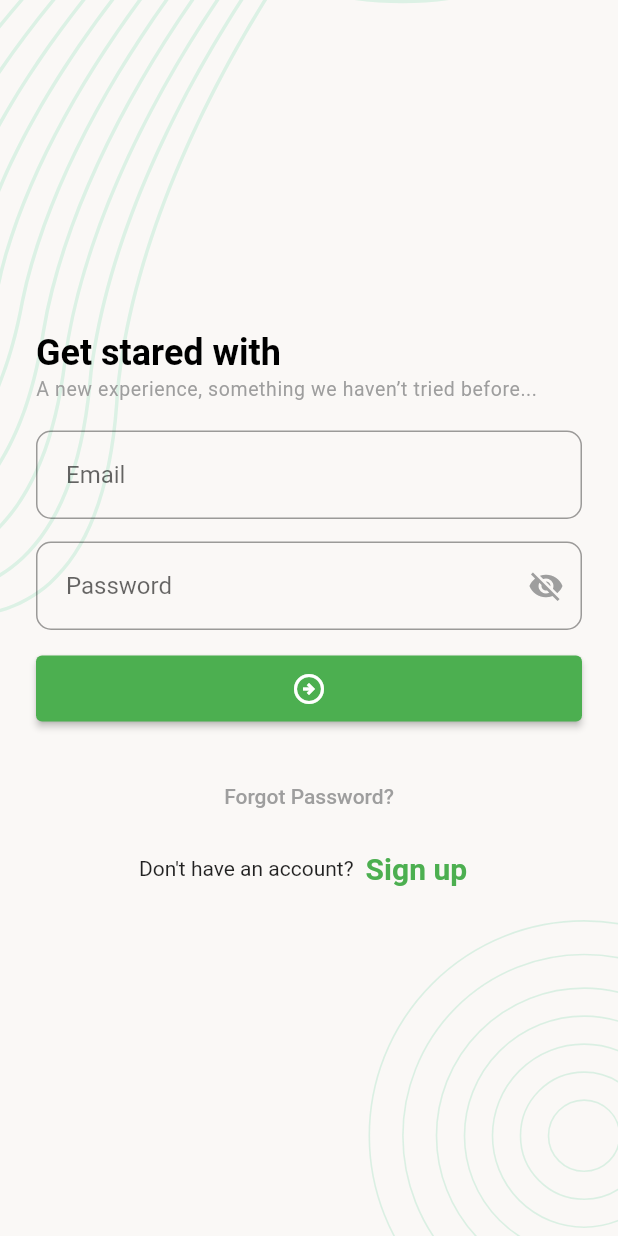
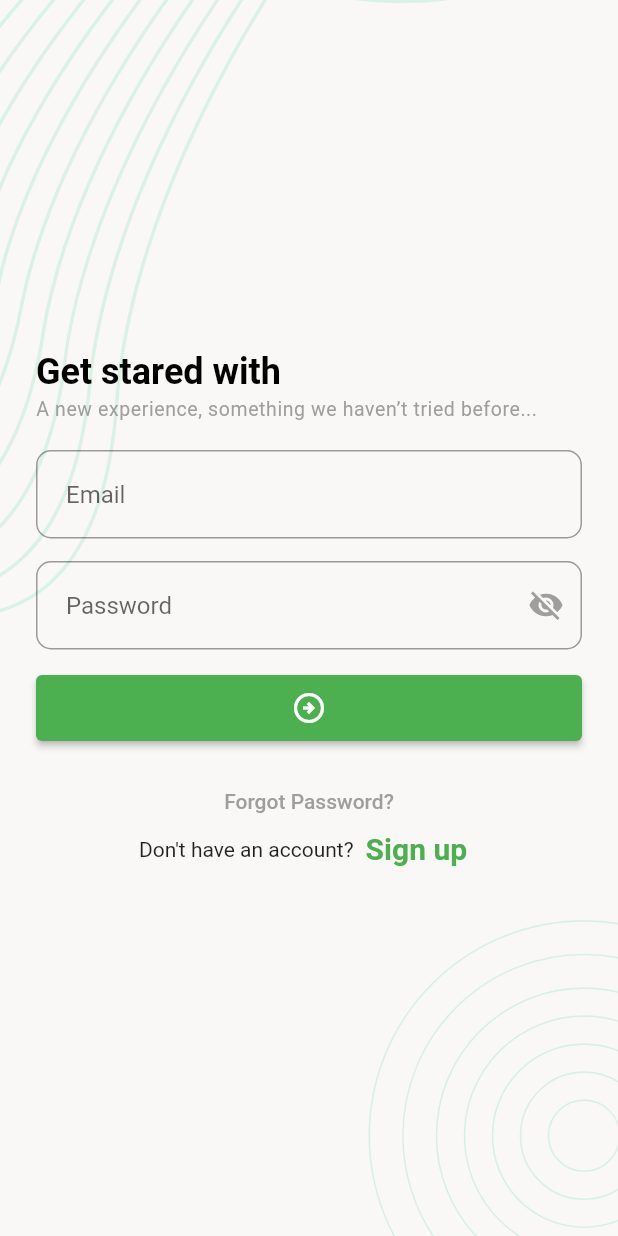
Before and after one commit to Smshahin22/TaskManeger, a Flutter app: the screen it shows after launch, on a phone screen of 412 x 824 dp. Run offline on Flutter 3.47's test engine with Material 2 defaults, Android fonts, the phone set to English and light mode, and no system bars; our stand-ins replace flutter_svg, image_picker, pin_code_fields, shared_preferences.

Commit message:
Task Manager Update 0.1

```diff
--- a/lib/ui/screens/login.dart
+++ b/lib/ui/screens/login.dart
@@ -173,7 +173,7 @@ class _LoginScreenState extends State<LoginScreen> {
                   ),
 
                  const SizedBox(
-                    height: 24,
+                    height: 30,
                   ),
 
                   Center(
@@ -181,8 +181,15 @@ class _LoginScreenState extends State<LoginScreen> {
                       onPressed: (){
                         Navigator.push(context, MaterialPageRoute(builder: (context) => const VerifyWithEmailScreen()));
                       },
+                      style: TextButton.styleFrom(
+                        padding: EdgeInsets.zero,
+                        minimumSize: Size(0, 0),
+                        tapTargetSize: MaterialTapTargetSize.shrinkWrap,
+                      ),
                       child: const Text('Forgot Password?',
-                        style: TextStyle(color: Colors.grey),
+                        style: TextStyle(
+                            color: Colors.grey,
+                        ),
                       ),
                     ),
                   ),
@@ -190,18 +197,26 @@ class _LoginScreenState extends State<LoginScreen> {
                   Row(
                     mainAxisAlignment: MainAxisAlignment.center,
                     children: [
-                      const Text("Don't have an account?"),
+
+                      const Text("Don't have an account?",
+                        style: TextStyle(
+                          height: 0
+                        ),
+                      ),
                       TextButton(
                           onPressed: (){
                             Navigator.push(context, MaterialPageRoute(builder: (context)=> const SignUpScreen() ));
                           },
+
                           child: const Text(
                             'Sign up',
                             style: TextStyle(
                                 color: Colors.green,
                                 fontSize: 20,
                                 fontWeight: FontWeight.bold
-                            ),))
+                            ),
+                          )
+                      )
                     ],
                   )
                 ],
```
